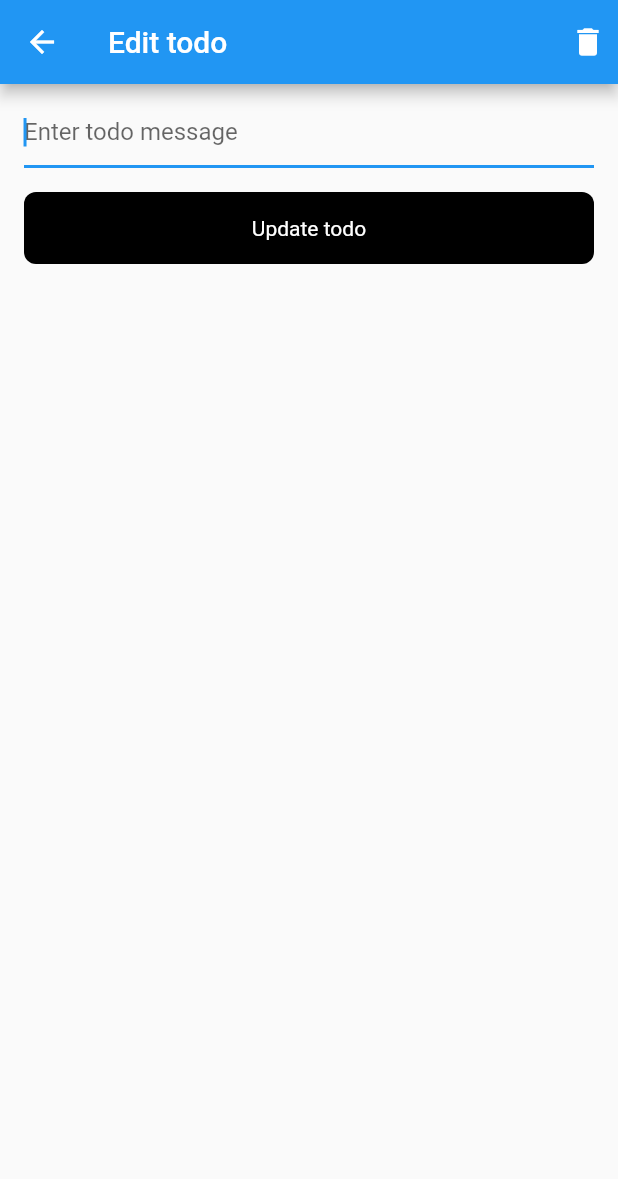
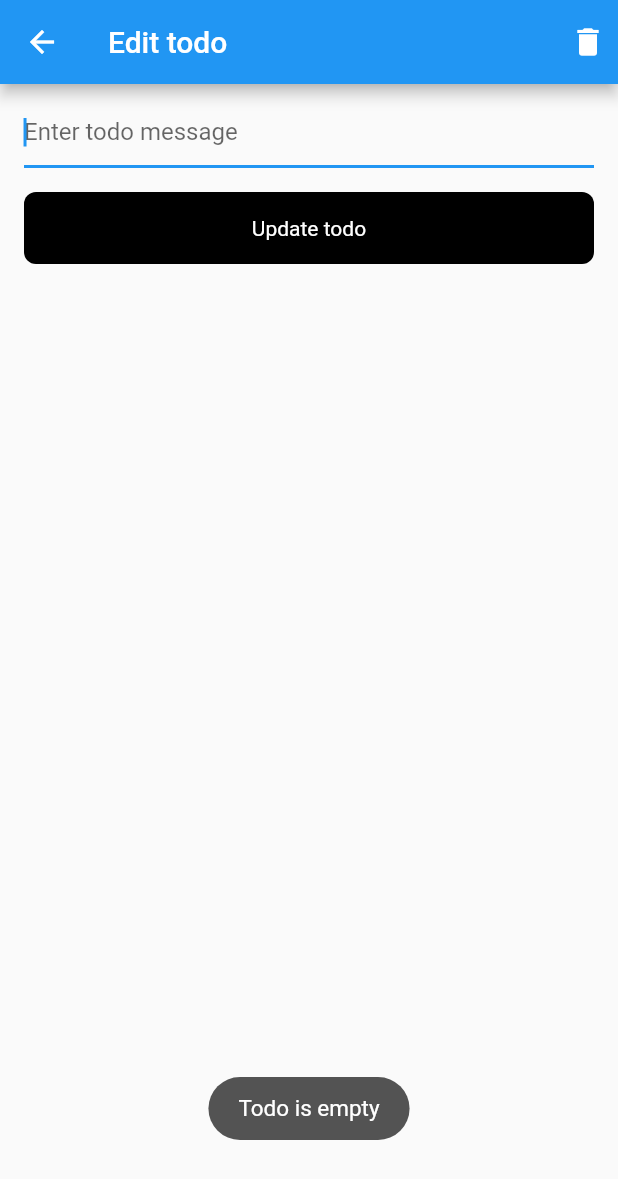
Before and after one commit to Mehedi111/Flutter-ToDo-app., a Flutter app: the EditTodosScreen screen opened directly with empty values, after a tap on "Update todo", on a phone screen of 412 x 824 dp. Shown: the top 1179 px of the screen. Run offline on Flutter 3.47's test engine with Material 2 defaults, Android fonts, the phone set to English and light mode, and no system bars; our stand-ins replace bloc, flutter_bloc, toast; statements that could not run were skipped.

Commit message:
update todo completed

```diff
--- a/lib/cubit/edit_todo_cubit.dart
+++ b/lib/cubit/edit_todo_cubit.dart
@@ -37,13 +37,12 @@ class EditTodoCubit extends Cubit<EditTodoState> {
 
     //create manual delay
     Timer(Duration(seconds: 3), () {
-      repository.addToDo(text).then((ToDo toDo) {
-        if (toDo != null) {
-          todosCubit.addTodo(toDo);
-          emit(AddTodoCompleted());
-        }
+      toDo.todoMessage = text;
+      repository.updateToDo(toDo);
+      todosCubit.updateToDoList();
+      emit(TodoUpdateCompleted());
       });
-    });
+
   }
 
 }
--- a/lib/cubit/todos_cubit.dart
+++ b/lib/cubit/todos_cubit.dart
@@ -50,4 +50,5 @@ class TodosCubit extends Cubit<TodosState> {
       emit(TodosLoaded(todos));
     }
   }
+
 }
--- a/lib/data/repository.dart
+++ b/lib/data/repository.dart
@@ -28,4 +28,9 @@ class Repository {
   Future<bool> deleteTodo(int id) async{
     return await _networkService.deleteToDo(id);
   }
+
+  Future<bool> updateToDo(ToDo toDo) async{
+    final data = {"todo": toDo.todoMessage};
+    return await _networkService.patchTodo(data, toDo.id);
+  }
 }
--- a/lib/presentation/screens/EditTodosScreen.dart
+++ b/lib/presentation/screens/EditTodosScreen.dart
@@ -17,9 +17,12 @@ class EditTodosScreen extends StatelessWidget {
 
     return BlocListener<EditTodoCubit, EditTodoState>(
       listener: (context, state) {
-        if (state is TodoDeleteCompleted) {
+        if (state is TodoDeleteCompleted || state is TodoUpdateCompleted) {
           Navigator.pop(context);
         } else if (state is TodoDeleteError) {
+          Toast.show(state.error, context);
+        }
+        if (state is TodoUpdateError) {
           Toast.show(state.error, context);
         }
       },
@@ -54,9 +57,12 @@ class EditTodosScreen extends StatelessWidget {
             decoration: InputDecoration(hintText: "Enter todo message"),
           ),
           SizedBox(height: 16),
-          InkWell(onTap: () {
-            BlocProvider.of<EditTodoCubit>(context).updateToDo(toDo, _controller.text);
-            }, child: _editToDoButton(context))
+          InkWell(
+              onTap: () {
+                BlocProvider.of<EditTodoCubit>(context)
+                    .updateToDo(toDo, _controller.text);
+              },
+              child: _editToDoButton(context))
         ],
       ),
     );
@@ -68,8 +74,14 @@ class EditTodosScreen extends StatelessWidget {
       height: 48,
       decoration: BoxDecoration(
           color: Colors.black, borderRadius: BorderRadius.circular(8)),
-      child: Center(
-          child: Text("Update todo", style: TextStyle(color: Colors.white))),
+      child: Center(child: BlocBuilder<EditTodoCubit, EditTodoState>(
+        builder: (context, state) {
+          if (state is TodoUpdating) {
+            return CircularProgressIndicator();
+          }
+          return Text("Update todo", style: TextStyle(color: Colors.white));
+        },
+      )),
     );
   }
 }
```
